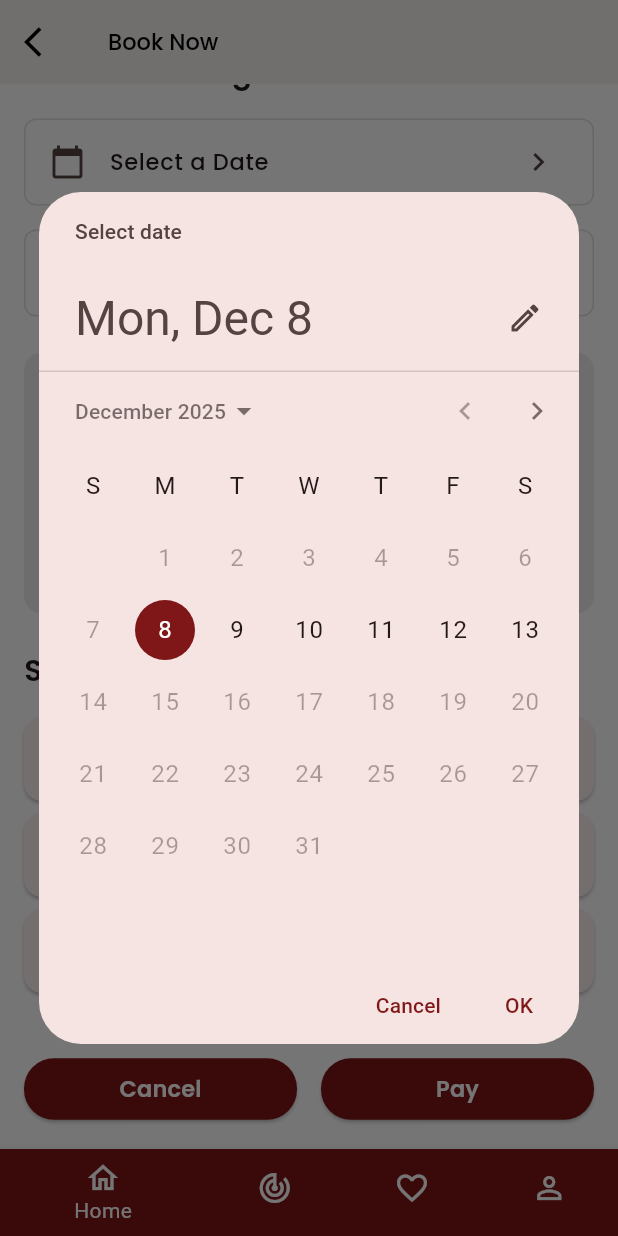
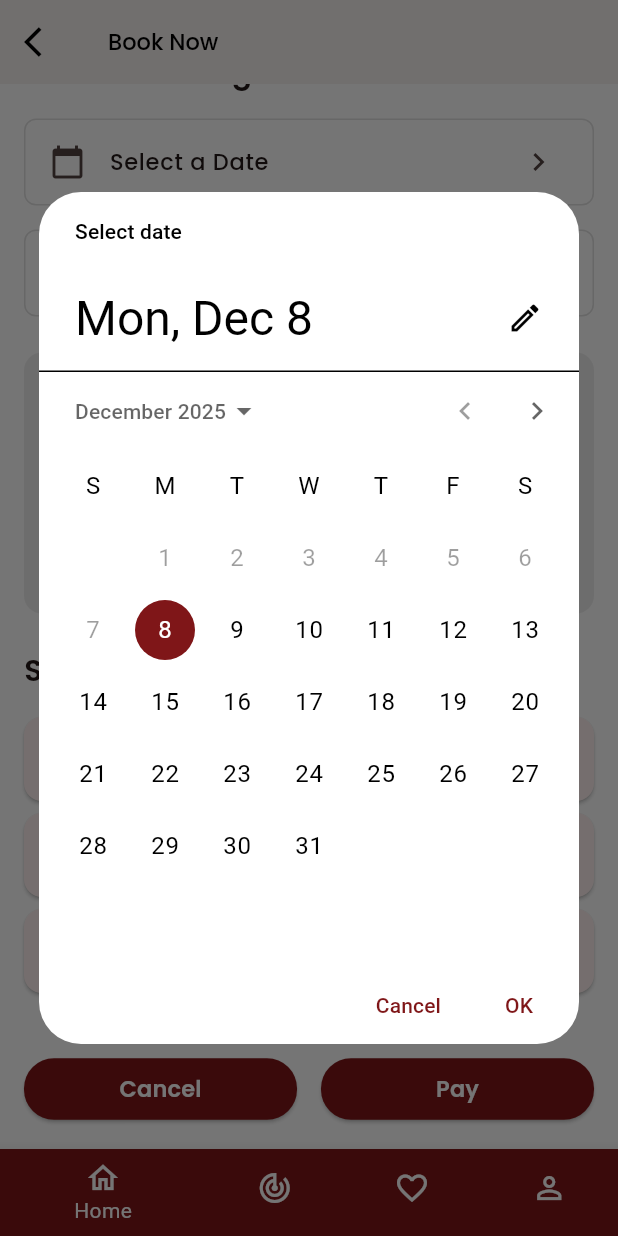
Before and after one commit to cljncrz/KINGSLEY-APP, a Flutter app: the BookNowScreen screen opened directly with sample values from the repository, scrolled down 375 dp, after a tap on "Select a Date", on a phone screen of 412 x 824 dp. Run offline on Flutter 3.47's test engine with Material 3 defaults, Android fonts, the phone set to English and light mode, and no system bars; our stand-ins replace cloud_firestore, firebase_auth, firebase_core, firebase_messaging, firebase_storage, flutter_dotenv and 10 more; missing offline and left inert: firebase_app_check; accounts and stored records are empty; generated files the repository leaves out were written again.

```diff
--- a/lib/view/widgets/book_now_screen.dart
+++ b/lib/view/widgets/book_now_screen.dart
@@ -121,17 +121,15 @@ class _BookNowScreenState extends State<BookNowScreen> {
         end: TimeOfDay(hour: 20, minute: 50),
       ),
     ];
-    return {
-      today: slots,
-      today.add(const Duration(days: 1)): slots,
-      today.add(const Duration(days: 2)): slots,
-      today.add(const Duration(days: 3)): slots,
-      today.add(const Duration(days: 4)): slots,
-      today.add(const Duration(days: 5)): slots,
-    };
+    // Generate available slots for 30 days instead of just 5 days
+    final Map<DateTime, List<TimeSlot>> availableSlots = {};
+    for (int i = 0; i < 30; i++) {
+      final date = DateTime(today.year, today.month, today.day + i);
+      availableSlots[date] = slots;
+    }
+    return availableSlots;
   }
 
-  @override
   Widget build(BuildContext context) {
     final isDark = Theme.of(context).brightness == Brightness.dark;
     final user = FirebaseAuth.instance.currentUser;
@@ -307,6 +305,25 @@ class _BookNowScreenState extends State<BookNowScreen> {
               day.year == availableDate.year &&
               day.month == availableDate.month &&
               day.day == availableDate.day,
+        );
+      },
+      builder: (BuildContext context, Widget? child) {
+        return Theme(
+          data: ThemeData(
+            useMaterial3: true,
+            colorScheme: ColorScheme.light(
+              primary: Theme.of(context).primaryColor,
+              onPrimary: Colors.white,
+              surface: Colors.white,
+              onSurface: Colors.black,
+            ),
+            textTheme: ThemeData.light().textTheme.apply(
+              bodyColor: Colors.black,
+              displayColor: Colors.black,
+            ),
+            dialogBackgroundColor: Colors.white,
+          ),
+          child: child ?? const SizedBox(),
         );
       },
     );
```
Also changed, not shown: lib/view/home/cart_screen.dart (+26 -10 lines).
